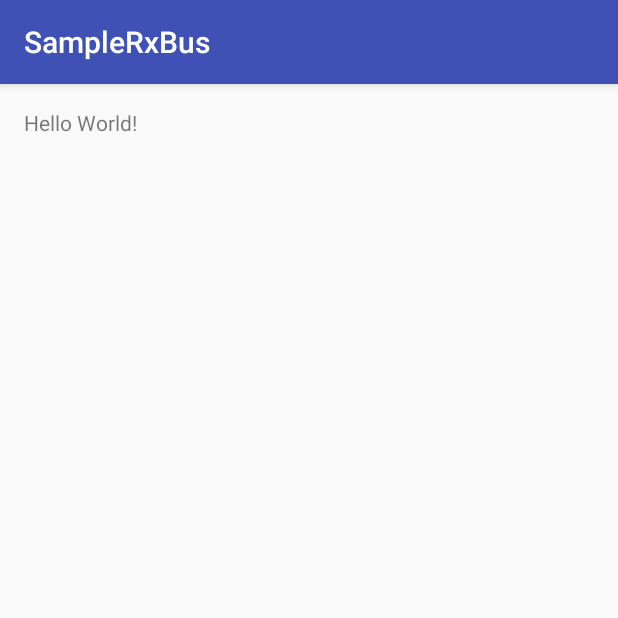
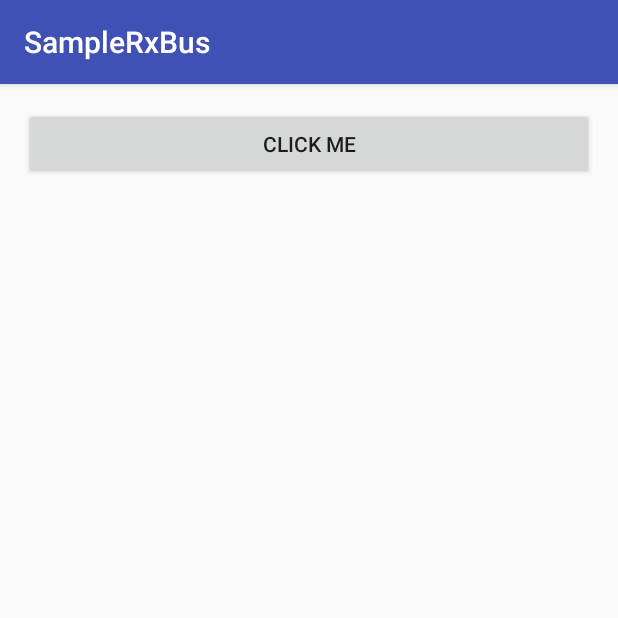
Before and after one commit to quangson91/sample-rxbus, an Android app: the screen it shows after launch (MainActivity), on a phone screen of 412 x 824 dp, the top half of it. Run offline under Robolectric (Android 15) with nearby library versions, the phone set to English and light mode, and no system bars; libraries missing offline, so code that uses them is left out: rx.subjects.

Commit message:
add ui for main screen.

```diff
--- a/app/src/main/res/layout/activity_main.xml
+++ b/app/src/main/res/layout/activity_main.xml
@@ -1,16 +1,23 @@
 <?xml version="1.0" encoding="utf-8"?>
-<RelativeLayout xmlns:android="http://schemas.android.com/apk/res/android"
+<LinearLayout xmlns:android="http://schemas.android.com/apk/res/android"
     xmlns:tools="http://schemas.android.com/tools"
     android:layout_width="match_parent"
     android:layout_height="match_parent"
+    android:orientation="vertical"
     android:paddingBottom="@dimen/activity_vertical_margin"
     android:paddingLeft="@dimen/activity_horizontal_margin"
     android:paddingRight="@dimen/activity_horizontal_margin"
     android:paddingTop="@dimen/activity_vertical_margin"
     tools:context="vnzit.com.samplerxbus.MainActivity">
 
+    <Button
+        android:id="@+id/btnClickMe"
+        android:text="Click me"
+        android:layout_width="match_parent"
+        android:layout_height="wrap_content" />
     <TextView
-        android:layout_width="wrap_content"
-        android:layout_height="wrap_content"
-        android:text="Hello World!" />
-</RelativeLayout>
+        android:id="@+id/tvContent"
+        tools:text="You click me at: "
+        android:layout_width="match_parent"
+        android:layout_height="wrap_content" />
+</LinearLayout>
```
